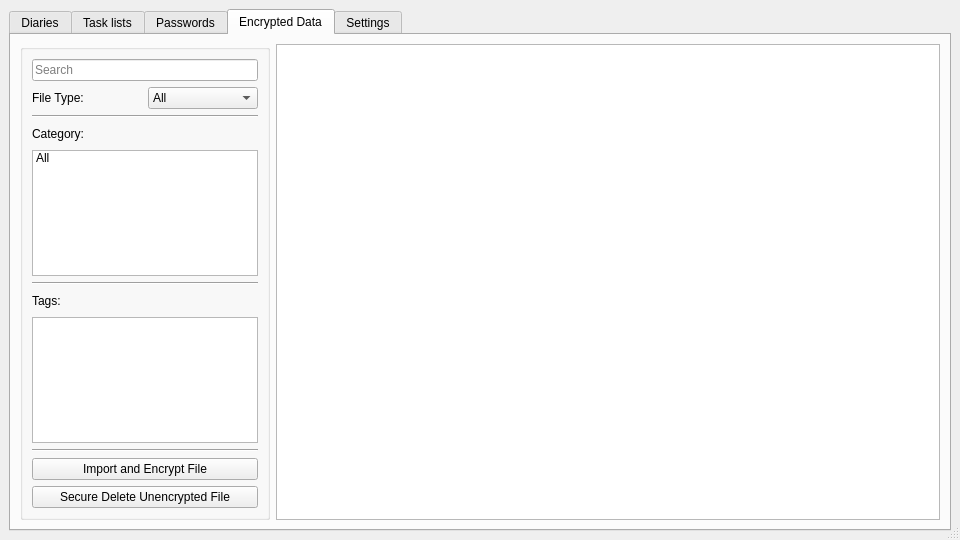
Above: mainwindow.ui from therealMaPMaKeR/MMDiary before the change. Below: the same form after it.
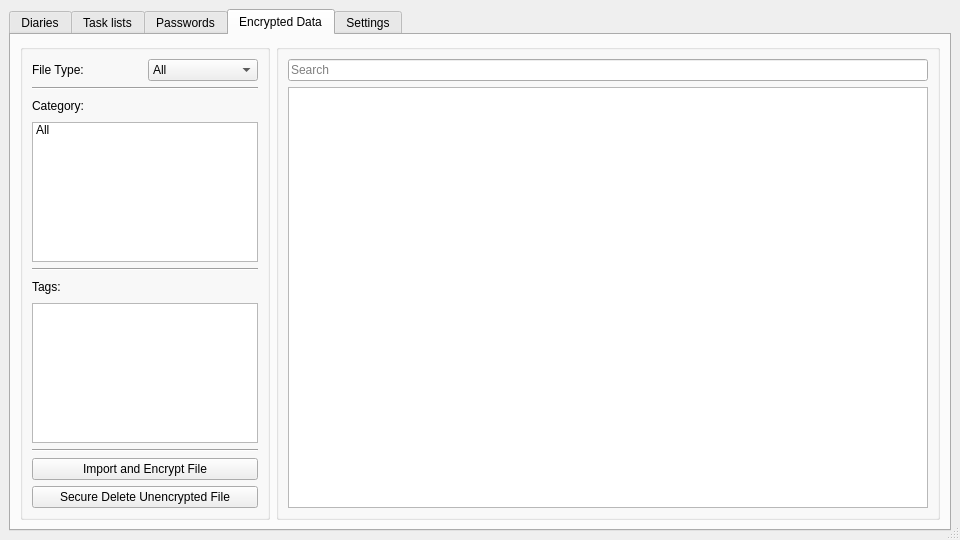
That is the form after the change. The open tabs and pages were chosen to show the change. Custom widgets are drawn as their Qt base class.

Patch:
```diff
--- a/mainwindow.ui
+++ b/mainwindow.ui
@@ -637,16 +637,6 @@
            <string/>
           </property>
           <layout class="QVBoxLayout" name="verticalLayout_7">
-           <item>
-            <widget class="QLineEdit" name="lineEdit_DataENC_SearchBar">
-             <property name="placeholderText">
-              <string>Search</string>
-             </property>
-             <property name="clearButtonEnabled">
-              <bool>true</bool>
-             </property>
-            </widget>
-           </item>
            <item>
             <layout class="QHBoxLayout" name="horizontalLayout_5">
              <item>
@@ -806,7 +796,23 @@
          </widget>
         </item>
         <item>
-         <widget class="QListWidget" name="listWidget_DataENC_FileList"/>
+         <widget class="QGroupBox" name="verticalGroupBox">
+          <layout class="QVBoxLayout" name="verticalLayout_22">
+           <item>
+            <widget class="QLineEdit" name="lineEdit_DataENC_SearchBar">
+             <property name="placeholderText">
+              <string>Search</string>
+             </property>
+             <property name="clearButtonEnabled">
+              <bool>true</bool>
+             </property>
+            </widget>
+           </item>
+           <item>
+            <widget class="QListWidget" name="listWidget_DataENC_FileList"/>
+           </item>
+          </layout>
+         </widget>
         </item>
        </layout>
       </widget>
```
Left out of the diff: 2 changed lines with no effect on the pictures.
